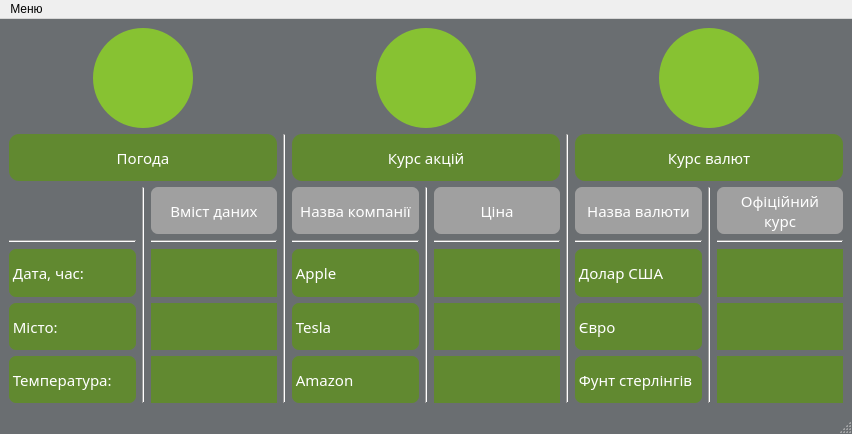
Qt form lab9/clientwindow.ui (sviddo/os_lab9) before a commit.
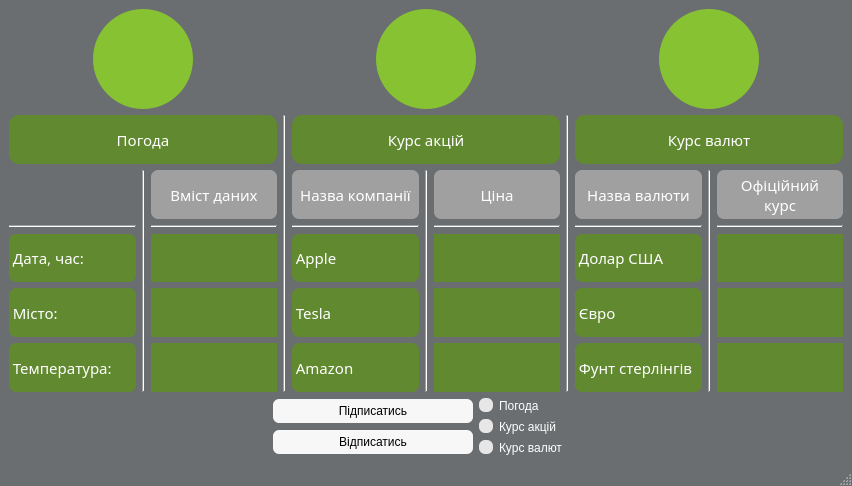
The same form after that commit. Icons and pictures are not drawn.

Commit message: add check Boxes

```diff
--- a/lab9/clientwindow.ui
+++ b/lab9/clientwindow.ui
@@ -7,7 +7,7 @@
     <x>0</x>
     <y>0</y>
     <width>852</width>
-    <height>434</height>
+    <height>486</height>
    </rect>
   </property>
   <property name="windowTitle">
@@ -206,7 +206,7 @@
 }</string>
           </property>
           <property name="text">
-           <string> </string>
+           <string/>
           </property>
          </widget>
         </item>
@@ -232,7 +232,7 @@
 }</string>
           </property>
           <property name="text">
-           <string> </string>
+           <string/>
           </property>
          </widget>
         </item>
@@ -258,7 +258,7 @@
 }</string>
           </property>
           <property name="text">
-           <string> </string>
+           <string/>
           </property>
          </widget>
         </item>
@@ -361,7 +361,7 @@
 }</string>
           </property>
           <property name="text">
-           <string> </string>
+           <string/>
           </property>
          </widget>
         </item>
@@ -410,7 +410,7 @@
 }</string>
           </property>
           <property name="text">
-           <string> </string>
+           <string/>
           </property>
          </widget>
         </item>
@@ -574,7 +574,7 @@
 }</string>
           </property>
           <property name="text">
-           <string> </string>
+           <string/>
           </property>
          </widget>
         </item>
@@ -737,7 +737,7 @@
 }</string>
           </property>
           <property name="text">
-           <string> </string>
+           <string/>
           </property>
          </widget>
         </item>
@@ -763,7 +763,7 @@
 }</string>
           </property>
           <property name="text">
-           <string> </string>
+           <string/>
           </property>
          </widget>
         </item>
@@ -812,7 +812,7 @@
 }</string>
           </property>
           <property name="text">
-           <string> </string>
+           <string/>
           </property>
          </widget>
         </item>
@@ -855,6 +855,189 @@
       </item>
      </layout>
     </item>
+    <item row="1" column="0">
+     <layout class="QGridLayout" name="gridLayout_4">
+      <item row="0" column="1">
+       <layout class="QVBoxLayout" name="verticalLayout">
+        <item>
+         <widget class="QPushButton" name="subscribeButton">
+          <property name="minimumSize">
+           <size>
+            <width>200</width>
+            <height>0</height>
+           </size>
+          </property>
+          <property name="styleSheet">
+           <string notr="true">QPushButton {
+   background-color: rgb(247, 247, 247);
+   border: 5px #000000;
+   padding: 5px;
+   border-radius: 6px;
+}
+
+QPushButton:hover {
+   background-color: rgb(135, 194, 50);
+   border: 5px #000000;
+   padding: 5px;
+   border-radius: 6px;
+}
+
+QPushButton:pressed {
+   background-color: rgb(97, 137, 48);
+   border: 5px #000000;
+   padding: 5px;
+   border-radius: 6px;
+}</string>
+          </property>
+          <property name="text">
+           <string>Підписатись</string>
+          </property>
+         </widget>
+        </item>
+        <item>
+         <widget class="QPushButton" name="unsubscribeButton">
+          <property name="styleSheet">
+           <string notr="true">QPushButton {
+   background-color: rgb(247, 247, 247);
+   border: 5px #000000;
+   padding: 5px;
+   border-radius: 6px;
+}
+
+QPushButton:hover {
+   background-color: rgb(135, 194, 50);
+   border: 5px #000000;
+   padding: 5px;
+   border-radius: 6px;
+}
+
+QPushButton:pressed {
+   background-color: rgb(97, 137, 48);
+   border: 5px #000000;
+   padding: 5px;
+   border-radius: 6px;
+}</string>
+          </property>
+          <property name="text">
+           <string>Відписатись</string>
+          </property>
+         </widget>
+        </item>
+       </layout>
+      </item>
+      <item row="0" column="2">
+       <layout class="QVBoxLayout" name="verticalLayout_2">
+        <item>
+         <widget class="QCheckBox" name="weatherCheckBox">
+          <property name="minimumSize">
+           <size>
+            <width>100</width>
+            <height>0</height>
+           </size>
+          </property>
+          <property name="styleSheet">
+           <string notr="true">QCheckBox{
+	color: white;
+}
+
+QCheckBox::indicator {
+   background-color: rgb(231, 231, 231);
+   border: 5px #000000;
+   padding: 5px;
+   border-radius: 6px;
+}
+
+QCheckBox::indicator:checked {
+	background-color: rgb(97, 137, 48);
+	border-radius: 6px;
+}
+</string>
+          </property>
+          <property name="text">
+           <string>Погода</string>
+          </property>
+         </widget>
+        </item>
+        <item>
+         <widget class="QCheckBox" name="stocksCheckBox">
+          <property name="styleSheet">
+           <string notr="true">QCheckBox{
+	color: white;
+}
+
+QCheckBox::indicator {
+   background-color: rgb(231, 231, 231);
+   border: 5px #000000;
+   padding: 5px;
+   border-radius: 6px;
+}
+
+QCheckBox::indicator:checked {
+	background-color: rgb(97, 137, 48);
+	border-radius: 6px;
+}
+</string>
+          </property>
+          <property name="text">
+           <string>Курс акцій</string>
+          </property>
+         </widget>
+        </item>
+        <item>
+         <widget class="QCheckBox" name="currencyCheckBox">
+          <property name="styleSheet">
+           <string notr="true">QCheckBox{
+	color: white;
+}
+
+QCheckBox::indicator {
+   background-color: rgb(231, 231, 231);
+   border: 5px #000000;
+   padding: 5px;
+   border-radius: 6px;
+}
+
+QCheckBox::indicator:checked {
+	background-color: rgb(97, 137, 48);
+	border-radius: 6px;
+}
+</string>
+          </property>
+          <property name="text">
+           <string>Курс валют</string>
+          </property>
+         </widget>
+        </item>
+       </layout>
+      </item>
+      <item row="0" column="3">
+       <spacer name="horizontalSpacer">
+        <property name="orientation">
+         <enum>Qt::Horizontal</enum>
+        </property>
+        <property name="sizeHint" stdset="0">
+         <size>
+          <width>40</width>
+          <height>20</height>
+         </size>
+        </property>
+       </spacer>
+      </item>
+      <item row="0" column="0">
+       <spacer name="horizontalSpacer_2">
+        <property name="orientation">
+         <enum>Qt::Horizontal</enum>
+        </property>
+        <property name="sizeHint" stdset="0">
+         <size>
+          <width>40</width>
+          <height>20</height>
+         </size>
+        </property>
+       </spacer>
+      </item>
+     </layout>
+    </item>
    </layout>
   </widget>
   <widget class="QMenuBar" name="menubar">
@@ -866,19 +1049,6 @@
      <height>26</height>
     </rect>
    </property>
-   <widget class="QMenu" name="menu">
-    <property name="title">
-     <string>Меню</string>
-    </property>
-    <addaction name="subsWeatherAction"/>
-    <addaction name="subsStocksAction"/>
-    <addaction name="subsValAction"/>
-    <addaction name="separator"/>
-    <addaction name="unsubsWeatherAction"/>
-    <addaction name="unsubsStocksAction"/>
-    <addaction name="undubsValAction"/>
-   </widget>
-   <addaction name="menu"/>
   </widget>
   <widget class="QStatusBar" name="statusbar"/>
   <action name="subsWeatherAction">
```
Left out of the diff: 30 changed lines with no effect on the pictures. The commit also changes 4 other files.
